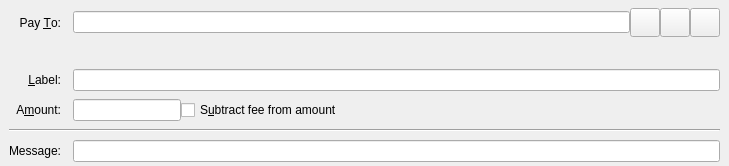
First picture: the form in src/qt/forms/sendcoinsentry.ui, repository firoorg/firo, before the edit.
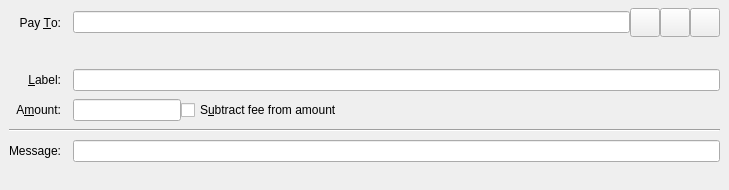
Second picture: the form after the edit. Icons and pictures are not drawn. Custom widgets are drawn as their Qt base class.

Commit message: add memo warrning message and fixes

```diff
--- a/src/qt/forms/sendcoinsentry.ui
+++ b/src/qt/forms/sendcoinsentry.ui
@@ -238,6 +238,48 @@
       </property>
     </widget>
     </item>
+   <item row="7" column="1">
+     <layout class="QHBoxLayout" name="horizontalLayoutWarning" stretch="0,1">
+      <property name="spacing">
+       <number>0</number>
+      </property>
+      <item>
+       <widget class="QLabel" name="iconMessageWarning">
+        <property name="toolTip">
+         <string></string>
+        </property>
+        <property name="text">
+         <string></string>
+        </property>
+        <property name="minimumWidth">
+          5
+        </property>
+        <property name="minimumHeight">
+          5
+        </property>
+        <property name="fixedWidth">
+          10
+        </property>
+        <property name="fixedHeight">
+          10
+        </property>
+        <property name="styleSheet">
+          <string>margin-left:-30px;margin-right:-10px;margin-top:2px;</string>
+        </property>
+       </widget>
+      </item>
+      <item>
+        <widget class="QLabel" name="messageWarning">
+          <property name="text">
+          <string></string>
+          </property>
+          <property name="styleSheet">
+            <string>color: #FFA800; margin-left:-10px;</string>
+          </property>
+        </widget>
+      </item>
+     </layout>
+    </item>
     <item row="5" column="0" colspan="2">
      <widget class="Line" name="line">
       <property name="orientation">
```
The commit also changes 7 other files.
